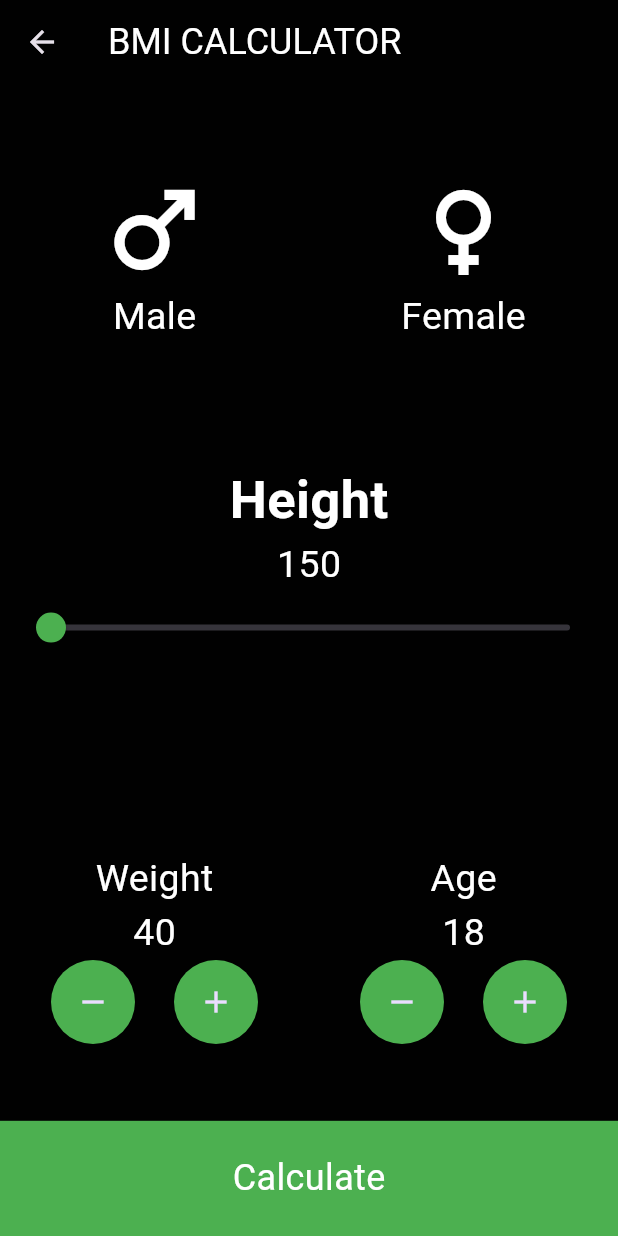
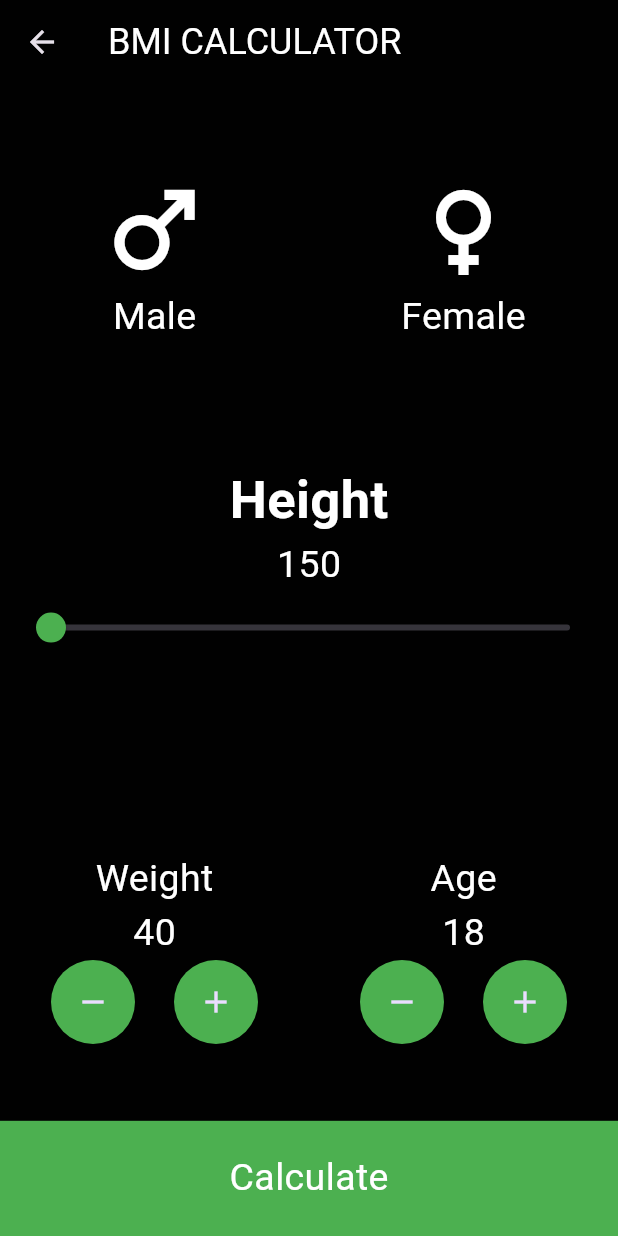
Before and after one commit to abd-alghani-soud/Nafas-Plus, a Flutter app: the BmiPage screen opened directly, on a phone screen of 412 x 824 dp. Run offline on Flutter 3.47's test engine with Material 3 defaults, Android fonts, the light colour scheme and no system bars; our stand-ins replace auto_size_text, bloc, bot_toast, dartz, easy_localization, equatable and 13 more; accounts and stored records are empty.

```diff
--- a/lib/features/home/presentation/screens/bmi_page.dart
+++ b/lib/features/home/presentation/screens/bmi_page.dart
@@ -264,7 +264,7 @@ class BmiPage extends StatelessWidget {
                 child: Center(
                   child: Text(
                     'Calculate',
-                    style: TextStyle(color: Colors.white, fontSize: 24),
+                    style: TextStyle(color: Colors.white, fontSize: 25),
                   ),
                 ),
                 decoration: BoxDecoration(color: primaryColor),
--- a/lib/features/home/presentation/screens/calculate.dart
+++ b/lib/features/home/presentation/screens/calculate.dart
@@ -8,6 +8,7 @@ class Calculate extends StatelessWidget {
     return Scaffold(
       appBar: AppBar(
         title: Text('CALCULATE'),
+
       ),
     );
   }
```
